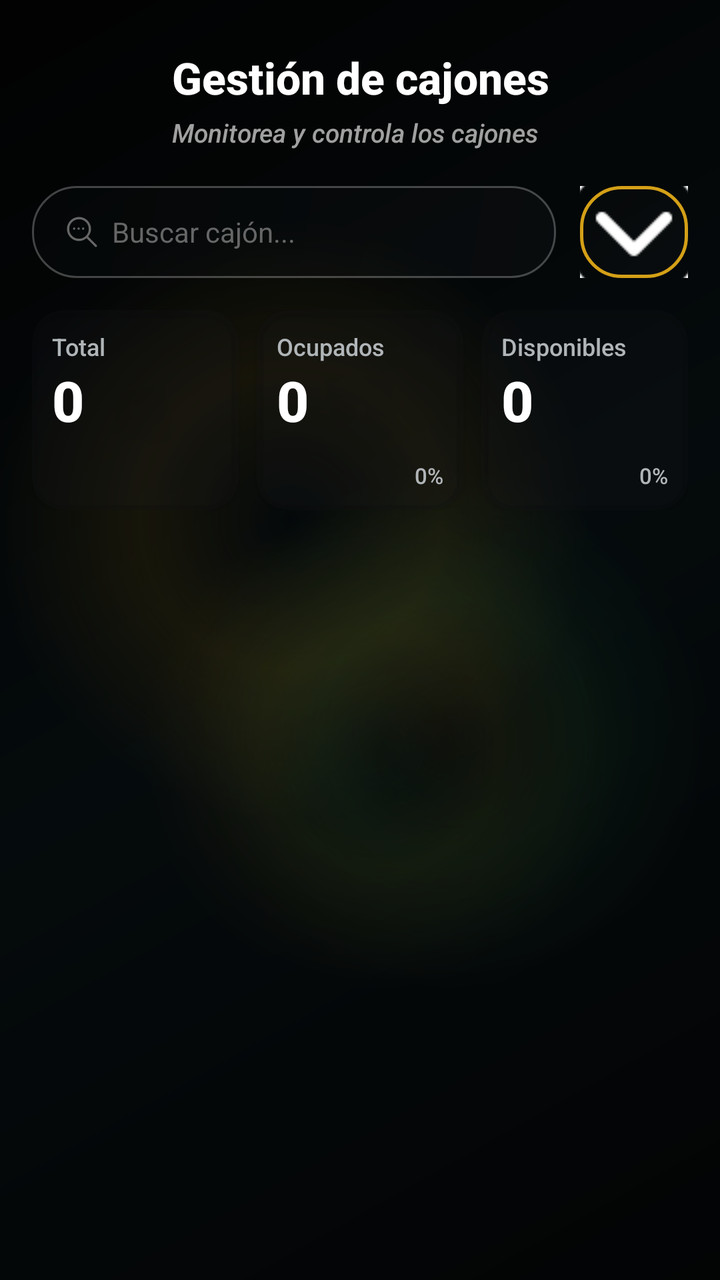
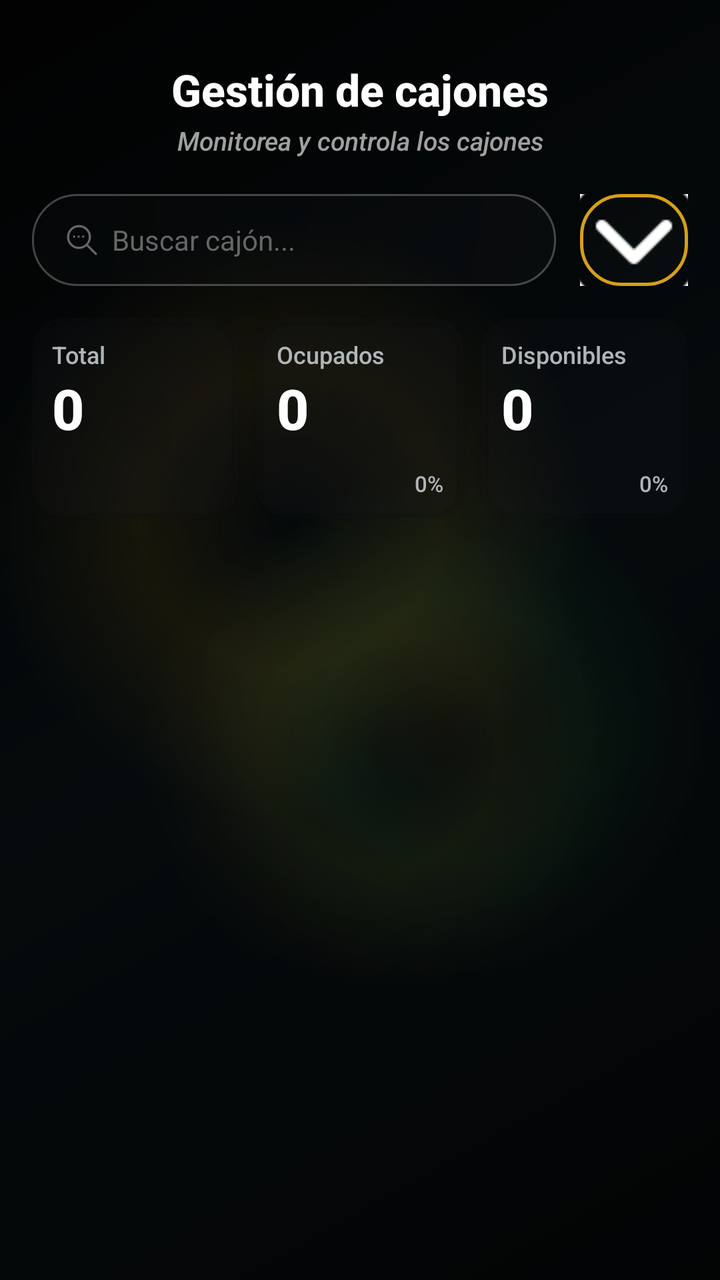

The first picture is an Android layout as it rendered before a commit; the second is the same layout after the commit. The layout source and the unified diff follow.
<!-- AndroidManifest.xml: application theme Theme.AppKaaxPark -->
<!-- res/layout/activity_cajones.xml -->
<?xml version="1.0" encoding="utf-8"?>
<androidx.constraintlayout.widget.ConstraintLayout
    xmlns:android="http://schemas.android.com/apk/res/android"
    xmlns:app="http://schemas.android.com/apk/res-auto"
    xmlns:tools="http://schemas.android.com/tools"
    android:layout_width="match_parent"
    android:layout_height="match_parent"
    android:background="@drawable/bg_screen_glass"
    android:padding="16dp"
    tools:context=".Admin.Cajones">

    <TextView
        android:id="@+id/lblTituloCajones"
        android:layout_width="wrap_content"
        android:layout_height="wrap_content"
        android:layout_marginStart="70dp"
        android:layout_marginTop="8dp"
        android:text="Gestión de cajones"
        android:textColor="#FFFFFF"
        android:textSize="22sp"
        android:textStyle="bold"
        app:layout_constraintStart_toStartOf="parent"
        app:layout_constraintTop_toTopOf="parent" />

    <TextView
        android:id="@+id/lblSubtituloCajones"
        android:layout_width="wrap_content"
        android:layout_height="wrap_content"
        android:layout_marginStart="70dp"
        android:layout_marginTop="4dp"
        android:text="Monitorea y controla los cajones"
        android:textColor="#A0A0A0"
        android:textSize="13sp"
        android:textStyle="italic"
        app:layout_constraintStart_toStartOf="parent"
        app:layout_constraintTop_toBottomOf="@id/lblTituloCajones" />

    <EditText
        android:id="@+id/txtBuscarCajon"
        android:layout_width="0dp"
        android:layout_height="46dp"
        android:layout_marginTop="18dp"
        android:layout_marginEnd="12dp"
        android:background="@drawable/bg_buscador_cajones"
        android:hint="Buscar cajón..."
        android:textColorHint="#666666"
        android:textColor="#FFFFFF"
        android:paddingStart="40dp"
        android:paddingEnd="16dp"
        android:textSize="14sp"
        android:inputType="text"
        app:layout_constraintEnd_toStartOf="@id/btnFiltro"
        app:layout_constraintStart_toStartOf="parent"
        app:layout_constraintTop_toBottomOf="@id/lblSubtituloCajones" />

    <ImageView
        android:layout_width="18dp"
        android:layout_height="18dp"
        android:layout_marginStart="16dp"
        android:src="@drawable/icon_buscar"
        app:layout_constraintBottom_toBottomOf="@id/txtBuscarCajon"
        app:layout_constraintStart_toStartOf="@id/txtBuscarCajon"
        app:layout_constraintTop_toTopOf="@id/txtBuscarCajon"
        app:tint="#666666" />

    <ImageButton
        android:id="@+id/btnFiltro"
        android:layout_width="54dp"
        android:layout_height="46dp"
        android:background="@drawable/bg_filtro_cajones"
        android:src="@drawable/icon_filtro"
        app:layout_constraintBottom_toBottomOf="@id/txtBuscarCajon"
        app:layout_constraintEnd_toEndOf="parent"
        app:layout_constraintTop_toTopOf="@id/txtBuscarCajon"
        app:tint="#FFFFFF" />

    <LinearLayout
        android:id="@+id/layoutContadores"
        android:layout_width="match_parent"
        android:layout_height="100dp"
        android:layout_marginTop="16dp"
        android:orientation="horizontal"
        app:layout_constraintTop_toBottomOf="@id/txtBuscarCajon">

        <androidx.cardview.widget.CardView
            android:layout_width="0dp"
            android:layout_height="match_parent"
            android:layout_weight="1"
            android:layout_marginEnd="6dp"
            app:cardBackgroundColor="@color/glass_surface"
            app:cardCornerRadius="16dp">
            <RelativeLayout
                android:layout_width="match_parent"
                android:layout_height="match_parent"
                android:padding="10dp">
                <TextView
                    android:id="@+id/lblTotalTag"
                    android:layout_width="wrap_content"
                    android:layout_height="wrap_content"
                    android:text="Total"
                    android:textColor="#B0B5B8"
                    android:textSize="12sp" />
                <TextView
                    android:id="@+id/txtTotalCajones"
                    android:layout_width="wrap_content"
                    android:layout_height="wrap_content"
                    android:layout_below="@id/lblTotalTag"
                    android:text="0"
                    android:textColor="#FFFFFF"
                    android:textSize="28sp"
                    android:textStyle="bold"/>
            </RelativeLayout>
        </androidx.cardview.widget.CardView>

        <androidx.cardview.widget.CardView
            android:layout_width="0dp"
            android:layout_height="match_parent"
            android:layout_weight="1"
            android:layout_marginHorizontal="3dp"
            app:cardBackgroundColor="@color/glass_surface"
            app:cardCornerRadius="16dp">
            <RelativeLayout
                android:layout_width="match_parent"
                android:layout_height="match_parent"
                android:padding="10dp">
                <TextView
                    android:id="@+id/lblOcupadosTag"
                    android:layout_width="wrap_content"
                    android:layout_height="wrap_content"
                    android:text="Ocupados"
                    android:textColor="#B0B5B8"
                    android:textSize="12sp" />
                <TextView
                    android:id="@+id/txtOcupadosCajones"
                    android:layout_width="wrap_content"
                    android:layout_height="wrap_content"
                    android:layout_below="@id/lblOcupadosTag"
                    android:text="0"
                    android:textColor="#FFFFFF"
                    android:textSize="28sp"
                    android:textStyle="bold" />
                <TextView
                    android:id="@+id/txtOcupadosPorcentaje"
                    android:layout_width="wrap_content"
                    android:layout_height="wrap_content"
                    android:layout_alignParentEnd="true"
                    android:layout_alignParentBottom="true"
                    android:text="0%"
                    android:textColor="#B0B5B8"
                    android:textSize="11sp" />
            </RelativeLayout>
        </androidx.cardview.widget.CardView>

        <androidx.cardview.widget.CardView
            android:layout_width="0dp"
            android:layout_height="match_parent"
            android:layout_weight="1"
            android:layout_marginStart="6dp"
            app:cardBackgroundColor="@color/glass_surface"
            app:cardCornerRadius="16dp">
            <RelativeLayout
                android:layout_width="match_parent"
                android:layout_height="match_parent"
                android:padding="10dp">
                <TextView
                    android:id="@+id/lblDisponiblesTag"
                    android:layout_width="wrap_content"
                    android:layout_height="wrap_content"
                    android:text="Disponibles"
                    android:textColor="#B0B5B8"
                    android:textSize="12sp" />
                <TextView
                    android:id="@+id/txtDisponiblesCajones"
                    android:layout_width="wrap_content"
                    android:layout_height="wrap_content"
                    android:layout_below="@id/lblDisponiblesTag"
                    android:text="0"
                    android:textColor="#FFFFFF"
                    android:textSize="28sp"
                    android:textStyle="bold"/>
                <TextView
                    android:id="@+id/txtDisponiblesPorcentaje"
                    android:layout_width="wrap_content"
                    android:layout_height="wrap_content"
                    android:layout_alignParentEnd="true"
                    android:layout_alignParentBottom="true"
                    android:text="0%"
                    android:textColor="#B0B5B8"
                    android:textSize="11sp" />
            </RelativeLayout>
        </androidx.cardview.widget.CardView>
    </LinearLayout>

    <ScrollView
        android:layout_width="match_parent"
        android:layout_height="0dp"
        android:layout_marginTop="14dp"
        app:layout_constraintTop_toBottomOf="@id/layoutContadores"
        app:layout_constraintBottom_toBottomOf="parent">

        <LinearLayout
            android:id="@+id/layoutListaCajones"
            android:layout_width="match_parent"
            android:layout_height="wrap_content"
            android:orientation="vertical"
            android:paddingBottom="80dp">

        </LinearLayout>
    </ScrollView>

    <TextView
        android:id="@+id/lblSinCajones"
        android:layout_width="wrap_content"
        android:layout_height="wrap_content"
        android:text="No se encontraron cajones."
        android:textColor="#9E9E9E"
        android:textSize="13sp"
        android:visibility="gone"
        app:layout_constraintTop_toBottomOf="@id/layoutContadores"
        app:layout_constraintStart_toStartOf="parent"
        app:layout_constraintEnd_toEndOf="parent"
        android:layout_marginTop="40dp" />

</androidx.constraintlayout.widget.ConstraintLayout>
<!-- resources referenced by this layout -->
<resources>
  <color name="glass_surface">#33191D21</color>
  <!-- drawable bg_buscador_cajones (drawable) -->
  <?xml version="1.0" encoding="utf-8"?>
  <shape xmlns:android="http://schemas.android.com/apk/res/android"
      android:shape="rectangle">
      <gradient
          android:angle="135"
          android:startColor="#33191D21"
          android:centerColor="#26171B1F"
          android:endColor="#20101214" />
      <stroke
          android:width="1dp"
          android:color="@color/glass_border" />
      <corners android:radius="22dp" />
  </shape>
  <!-- drawable bg_filtro_cajones (drawable) -->
  <?xml version="1.0" encoding="utf-8"?>
  <shape xmlns:android="http://schemas.android.com/apk/res/android"
      android:shape="rectangle">
      <gradient
          android:angle="135"
          android:startColor="#33191D21"
          android:centerColor="#26171B1F"
          android:endColor="#20101214" />
      <stroke
          android:width="1.5dp"
          android:color="@color/gold_primary" />
      <corners android:radius="20dp" />
  </shape>
  <style name="Theme.AppKaaxPark" parent="Base.Theme.AppKaaxPark" />
  <color name="glass_border">#40FFFFFF</color>
  <color name="gold_primary">#D4A017</color>
  <color name="glass_scrim">#66000000</color>
  <style name="Base.Theme.AppKaaxPark" parent="Theme.Material3.DayNight.NoActionBar">
          <item name="colorPrimary">@color/gold_primary</item>
          <item name="colorOnPrimary">@color/black</item>
          <item name="colorSecondary">@color/gold_secondary</item>
          <item name="colorOnSecondary">@color/black</item>
          <item name="colorTertiary">@color/gold_light</item>
          <item name="colorSurface">@color/glass_surface</item>
          <item name="colorOnSurface">@color/white</item>
          <item name="colorSurfaceVariant">@color/glass_surface_soft</item>
          <item name="colorOutline">@color/glass_border</item>
          <item name="android:textViewStyle">@style/Widget.AppKaaxPark.TextView</item>
          <item name="android:editTextStyle">@style/Widget.AppKaaxPark.EditText</item>
          <item name="android:buttonStyle">@style/Widget.AppKaaxPark.Button</item>
          <item name="android:statusBarColor">@android:color/transparent</item>
          <item name="android:navigationBarColor">@android:color/transparent</item>
          <item name="android:windowBackground">@drawable/bg_screen_glass</item>
          <item name="android:windowLightStatusBar">false</item>
          <item name="android:windowLightNavigationBar">false</item>
      </style>
  <color name="black">#FF000000</color>
  <color name="gold_secondary">#E5A93C</color>
  <color name="gold_light">#F0C24B</color>
  <color name="white">#FFFFFFFF</color>
  <color name="glass_surface_soft">#22191D21</color>
  <style name="Widget.AppKaaxPark.TextView" parent="@android:style/Widget.TextView">
          <item name="android:fontFamily">sans-serif-medium</item>
      </style>
  <style name="Widget.AppKaaxPark.EditText" parent="@android:style/Widget.EditText">
          <item name="android:fontFamily">sans-serif-medium</item>
      </style>
  <style name="Widget.AppKaaxPark.Button" parent="@android:style/Widget.Button">
          <item name="android:fontFamily">sans-serif-medium</item>
          <item name="android:letterSpacing">0.02</item>
      </style>
  <!-- unchanged entries left out for length: 3 -->
</resources>

<!-- the commit's change to res/layout/activity_cajones.xml (unified diff, before → after) -->
@@ -13,12 +13,12 @@
         android:id="@+id/lblTituloCajones"
         android:layout_width="wrap_content"
         android:layout_height="wrap_content"
-        android:layout_marginStart="70dp"
-        android:layout_marginTop="8dp"
+        android:layout_marginTop="14dp"
         android:text="Gestión de cajones"
         android:textColor="#FFFFFF"
         android:textSize="22sp"
         android:textStyle="bold"
+        app:layout_constraintEnd_toEndOf="parent"
         app:layout_constraintStart_toStartOf="parent"
         app:layout_constraintTop_toTopOf="parent" />
 
@@ -26,12 +26,12 @@
         android:id="@+id/lblSubtituloCajones"
         android:layout_width="wrap_content"
         android:layout_height="wrap_content"
-        android:layout_marginStart="70dp"
-        android:layout_marginTop="4dp"
+        android:layout_marginTop="2dp"
         android:text="Monitorea y controla los cajones"
         android:textColor="#A0A0A0"
         android:textSize="13sp"
         android:textStyle="italic"
+        app:layout_constraintEnd_toEndOf="parent"
         app:layout_constraintStart_toStartOf="parent"
         app:layout_constraintTop_toBottomOf="@id/lblTituloCajones" />
 
